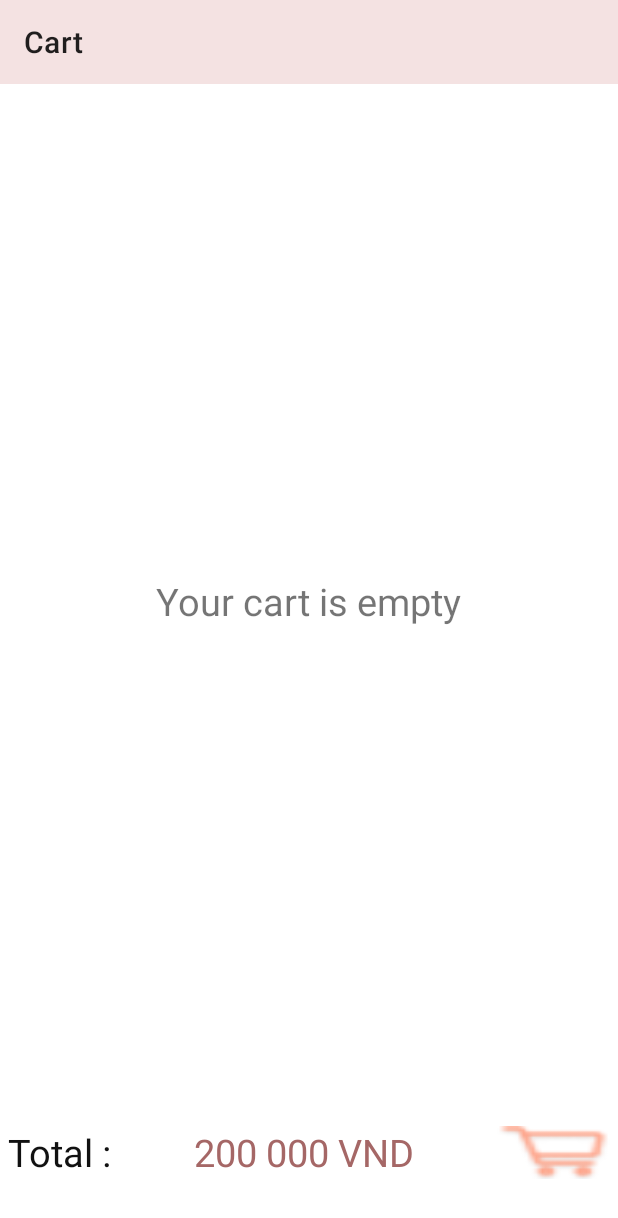
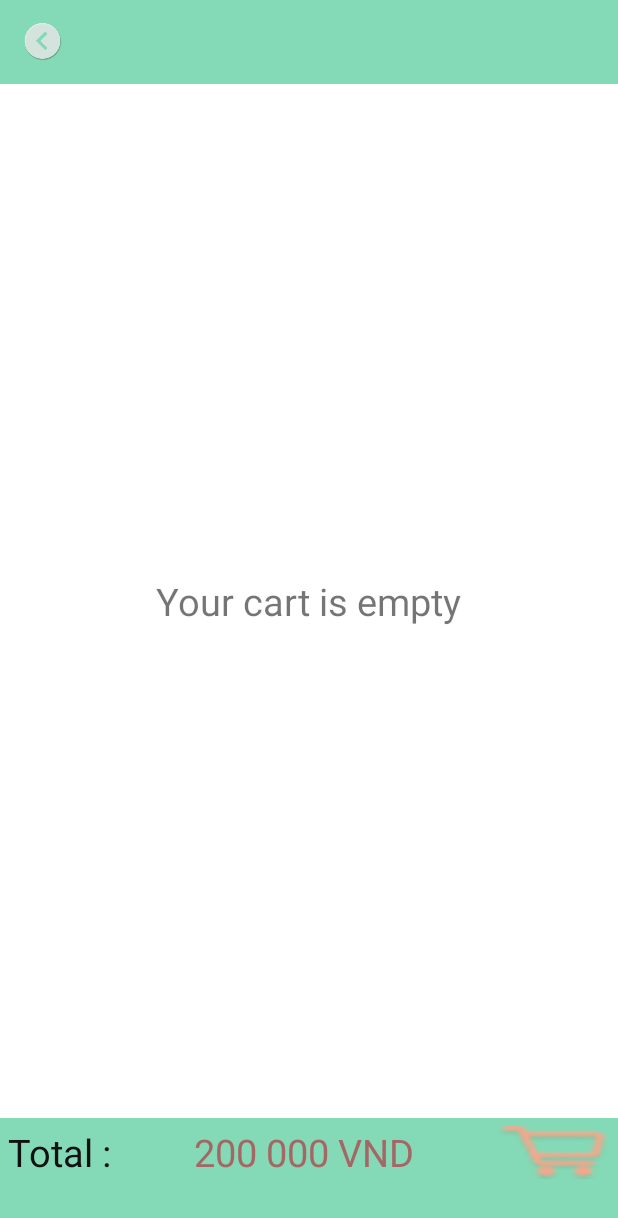
Before and after one commit to trinhtrang2710/Cart, an Android app: the layout cart.xml on its own in the app's theme, with its tools: preview values and no code run, on a phone screen of 412 x 824 dp. Shown: the top 1218 px of the screen. Run offline under Robolectric (Android 15) with nearby library versions, the phone set to English and light mode, and no system bars.

Commit message:
update UI

```diff
--- a/app/src/main/res/layout/cart.xml
+++ b/app/src/main/res/layout/cart.xml
@@ -6,10 +6,14 @@
     android:weightSum="10"
     xmlns:app="http://schemas.android.com/apk/res-auto">
     <androidx.appcompat.widget.Toolbar
-        app:title="Cart"
-        android:background="#F4E2E2"
+        android:background="#84DAB6"
         android:layout_width="match_parent"
         android:layout_height="wrap_content">
+        <ImageButton
+            android:layout_width="25dp"
+            android:layout_height="25dp"
+            android:background="@drawable/icon_back"
+            />
     </androidx.appcompat.widget.Toolbar>
 
     <LinearLayout
@@ -40,6 +44,7 @@
         android:padding="5dp"
         android:layout_marginBottom="2dp"
         android:layout_weight="2"
+        android:background="#84DAB6"
         android:layout_width="match_parent"
         android:layout_height="0dp">
         <LinearLayout
--- a/app/src/main/res/layout/item_cart.xml
+++ b/app/src/main/res/layout/item_cart.xml
@@ -50,7 +50,7 @@
 
         <ImageButton
             android:id="@+id/btnInc"
-            android:background="@drawable/cart_add"
+            android:background="@drawable/icon_plus"
             android:layout_weight="1"
             android:layout_margin="7dp"
             android:layout_width="wrap_content"
@@ -68,7 +68,7 @@
             android:layout_weight="1"
             android:layout_width="wrap_content"
             android:layout_margin="7dp"
-            android:background="@drawable/subtract_btn"
+            android:background="@drawable/icon_subtract"
             android:layout_height="0dp"></ImageButton>
     </LinearLayout>
 
--- a/app/src/main/res/values/strings.xml
+++ b/app/src/main/res/values/strings.xml
@@ -1,3 +1,4 @@
 <resources>
     <string name="app_name">EcommerceApp</string>
+    <string name="txtTotal">Total: </string>
 </resources>
```
Also changed, not shown: app/src/main/res/drawable/icon_back.png (added), app/src/main/res/drawable/icon_plus.png (added), app/src/main/res/drawable/icon_subtract.png (added).
